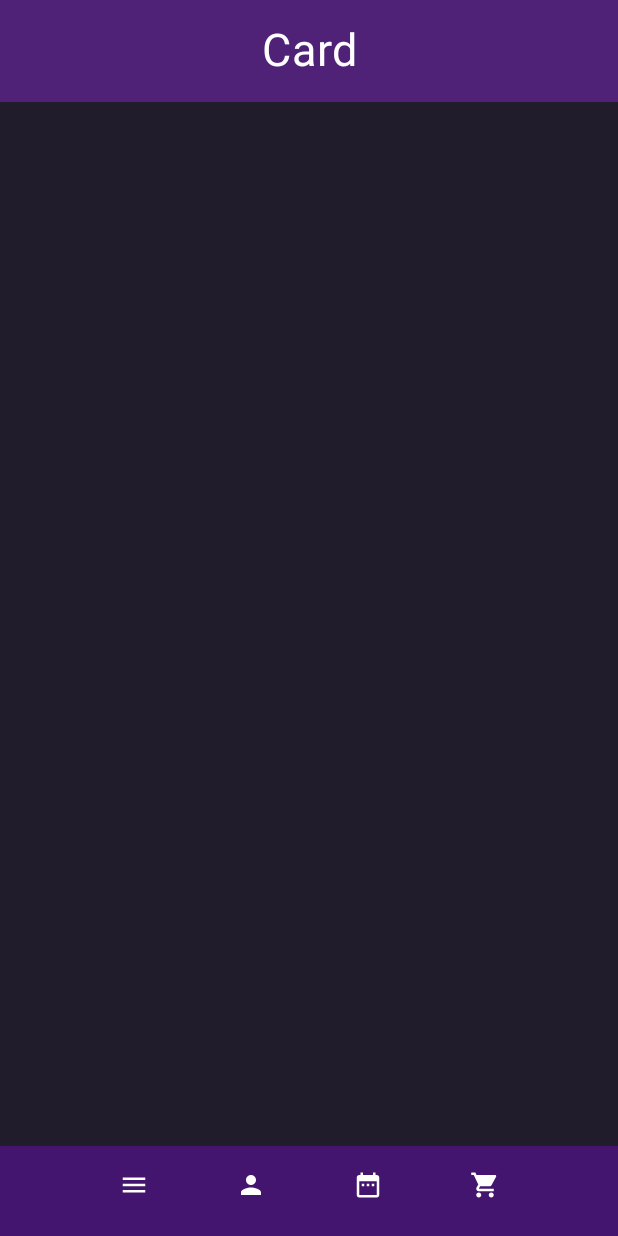
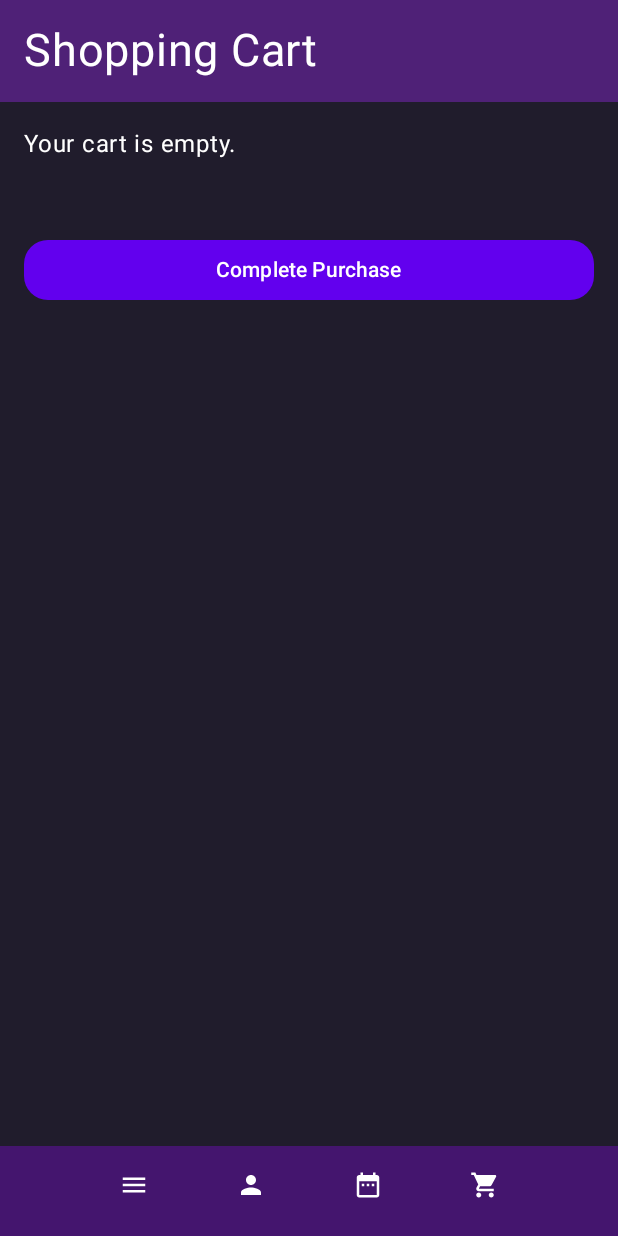
Before and after one commit to valaristizabal/apps-moviles, an Android app built with Jetpack Compose: the shoppingCartScreen screen opened through its navigation route, on a phone screen of 412 x 824 dp. Run offline under Robolectric (Android 15) with nearby library versions, the phone set to English and light mode, and no system bars.

```diff
--- a/ProyectoUniEventos/app/src/main/java/com/unieventos/ui/navigation/Navigation.kt
+++ b/ProyectoUniEventos/app/src/main/java/com/unieventos/ui/navigation/Navigation.kt
@@ -53,9 +53,9 @@ fun Navigation( eventosViewModel: EventosViewModel) {
                 onNavigationToEventDetail = { eventId ->
                     navController.navigate("eventDetails/$eventId")
                 },
-                onCategorySelected = { category ->
+               /* onCategorySelected = { category ->
                     // Aquí puedes agregar el manejo de categorías
-                },
+                },*/
                 onNavigationToProfile = {
                     navController.navigate(RouterScreen.myProfileScreen::class.java.simpleName)
                 },
@@ -64,7 +64,8 @@ fun Navigation( eventosViewModel: EventosViewModel) {
                 },
                 onNavigationToCalendar = {
                     navController.navigate(RouterScreen.catalogScreen::class.java.simpleName)
-                }
+                },
+                eventosViewModel = eventosViewModel
             )
         }
 
@@ -79,6 +80,7 @@ fun Navigation( eventosViewModel: EventosViewModel) {
                 }
 
                 // Pasa la función onBuyClicked a la pantalla de detalles del evento
+
                 eventDetailsScreen(eventId = eventId, onBuyClicked = onBuyClicked)
             } else {
                 Text("Error: Event ID not found")
@@ -99,7 +101,9 @@ fun Navigation( eventosViewModel: EventosViewModel) {
                 },
                 onNavigationToCalendar = {
                     navController.navigate(RouterScreen.catalogScreen::class.java.simpleName)
-                }
+                },
+                eventosViewModel = eventosViewModel,
+
             )
         }
 
--- a/ProyectoUniEventos/app/src/main/java/com/unieventos/ui/navigation/RouterScreen.kt
+++ b/ProyectoUniEventos/app/src/main/java/com/unieventos/ui/navigation/RouterScreen.kt
@@ -17,8 +17,6 @@ sealed class RouterScreen {
     data object makePurchaseScreen : RouterScreen()
     @Serializable
     data object myProfileScreen : RouterScreen()
-    @Serializable
-    data object EditProfileScreen : RouterScreen()
     @Serializable
     data class eventDetailsScreen(val eventId: String) : RouterScreen()
     @Serializable
--- a/ProyectoUniEventos/app/src/main/java/com/unieventos/ui/screens/shoppingCartScreen.kt
+++ b/ProyectoUniEventos/app/src/main/java/com/unieventos/ui/screens/shoppingCartScreen.kt
@@ -1,60 +1,42 @@
 package com.unieventos.ui.screens
 
-import android.content.Context
-import android.widget.Toast
 import androidx.compose.foundation.background
-import androidx.compose.foundation.horizontalScroll
-import androidx.compose.foundation.layout.Arrangement
-import androidx.compose.foundation.layout.Box
-import androidx.compose.foundation.layout.Column
-import androidx.compose.foundation.layout.PaddingValues
-import androidx.compose.foundation.layout.Row
-import androidx.compose.foundation.layout.Spacer
-import androidx.compose.foundation.layout.fillMaxSize
-import androidx.compose.foundation.layout.fillMaxWidth
-import androidx.compose.foundation.layout.navigationBarsPadding
-import androidx.compose.foundation.layout.padding
-import androidx.compose.foundation.layout.size
-import androidx.compose.foundation.layout.width
-import androidx.compose.foundation.shape.RoundedCornerShape
-import androidx.compose.material.icons.Icons
-import androidx.compose.material.icons.filled.Search
-import androidx.compose.material3.Icon
-import androidx.compose.material3.IconButton
+import androidx.compose.foundation.layout.*
+import androidx.compose.foundation.rememberScrollState
+import androidx.compose.foundation.verticalScroll
+import androidx.compose.material3.Button
+import androidx.compose.material3.ButtonDefaults
 import androidx.compose.material3.Scaffold
 import androidx.compose.material3.Text
-import androidx.compose.material3.TextField
 import androidx.compose.runtime.Composable
-import androidx.compose.runtime.getValue
-import androidx.compose.runtime.mutableStateOf
-import androidx.compose.runtime.remember
-import androidx.compose.runtime.saveable.rememberSaveable
-import androidx.compose.runtime.setValue
+import androidx.compose.runtime.collectAsState
 import androidx.compose.ui.Alignment
 import androidx.compose.ui.Modifier
 import androidx.compose.ui.graphics.Color
-import androidx.compose.ui.platform.LocalContext
 import androidx.compose.ui.res.painterResource
-import androidx.compose.ui.res.stringResource
 import androidx.compose.ui.text.style.TextAlign
 import androidx.compose.ui.unit.dp
 import androidx.compose.ui.unit.sp
+import androidx.lifecycle.viewmodel.compose.viewModel
 import com.unieventos.R
 import com.unieventos.ui.components.eventCardForm
-import com.unieventos.ui.components.filterCatalogButtonForm
 import com.unieventos.ui.components.navegationBarForm
+import com.unieventos.viewModel.EventosViewModel
 
 @Composable
 fun shoppingCartScreen(
+    eventosViewModel: EventosViewModel = viewModel(),
     onNavigationToMakeApurchase: () -> Unit,
     onNavigationToCart: () -> Unit,
     onNavigationToProfile: () -> Unit,
     onNavigationToCalendar: () -> Unit
 ) {
+    // Observamos el carrito
+    val cartItems = eventosViewModel.cart.collectAsState().value
+
     Scaffold(
         bottomBar = {
-            // Barra de navegación al final de la pantalla
-            Box(modifier = Modifier.navigationBarsPadding()) { // Asegura que respete los botones del sistema
+            Box(modifier = Modifier.navigationBarsPadding()) {
                 navegationBarForm(
                     onNavigationToProfile = onNavigationToProfile,
                     onNavigationToCart = onNavigationToCart,
@@ -66,7 +48,7 @@ fun shoppingCartScreen(
         Box(
             modifier = Modifier
                 .fillMaxSize()
-                .padding(padding) // Esto asegurará que el contenido no se solape con la barra de navegación
+                .padding(padding)
         ) {
             Column(
                 modifier = Modifier
@@ -80,27 +62,55 @@ fun shoppingCartScreen(
                         .background(Color(0xFF4F2177))
                 ) {
                     Text(
-                        text = stringResource(id = R.string.cardText),
+                        text = "Shopping Cart",
                         color = Color.White,
                         fontSize = 30.sp,
-                        textAlign = TextAlign.Center,
                         modifier = Modifier
                             .fillMaxWidth()
                             .padding(16.dp)
                     )
                 }
 
-                // Aquí puedes agregar más contenido como tarjetas de eventos
-                Row(
-                    horizontalArrangement = Arrangement.Start
+                // Mostrar los eventos en el carrito
+                if (cartItems.isEmpty()) {
+                    Text(
+                        text = "Your cart is empty.",
+                        color = Color.White,
+                        modifier = Modifier.padding(16.dp)
+                    )
+                } else {
+                    Column(modifier = Modifier.padding(16.dp)) {
+                        cartItems.forEach { event ->
+                            eventCardForm(
+                                event = event, // Pasa el evento completo
+                                onNavigationToEventDetail = { eventId ->
+                                    // Maneja la navegación al detalle del evento
+                                }
+                            )
+                        }
+                    }
+                }
+
+                Spacer(modifier = Modifier.height(16.dp))
+
+                // Botón para finalizar la compra
+                Button(
+                    onClick = {
+                        if (cartItems.isNotEmpty()) {
+                            // Simular compra exitosa
+                            onNavigationToMakeApurchase()
+                        }
+                    },
+                    modifier = Modifier
+                        .padding(16.dp)
+                        .fillMaxWidth(),
+                    shape = androidx.compose.foundation.shape.RoundedCornerShape(16.dp),
+                    colors = ButtonDefaults.buttonColors(
+                        containerColor = Color(0xFF6200EE), // Color morado
+                        contentColor = Color.White
+                    )
                 ) {
-                    /*eventCardForm(
-                        eventName = "Reputation",
-                        eventDate = "12 oct 2024",
-                        painterResource = painterResource(id = R.drawable.reputation),
-                        textButton = "Comprar",
-                        onclick  = onNavigationToMakeApurchase
-                    )*/
+                    Text(text = "Complete Purchase")
                 }
             }
         }
```
Also changed, not shown: ProyectoUniEventos/app/src/main/java/com/unieventos/ui/components/eventCardForm.kt (+2 -6 lines), ProyectoUniEventos/app/src/main/java/com/unieventos/ui/screens/catalogScreen.kt (+28 -109 lines), ProyectoUniEventos/app/src/main/java/com/unieventos/ui/screens/eventDetailsScreen.kt (+22 -9 lines), ProyectoUniEventos/app/src/main/java/com/unieventos/viewModel/EventosViewModel.kt (+20 -4 lines), 2 other files.
